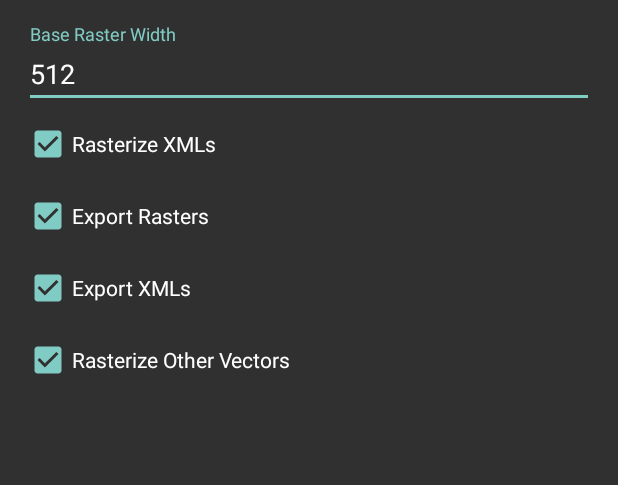
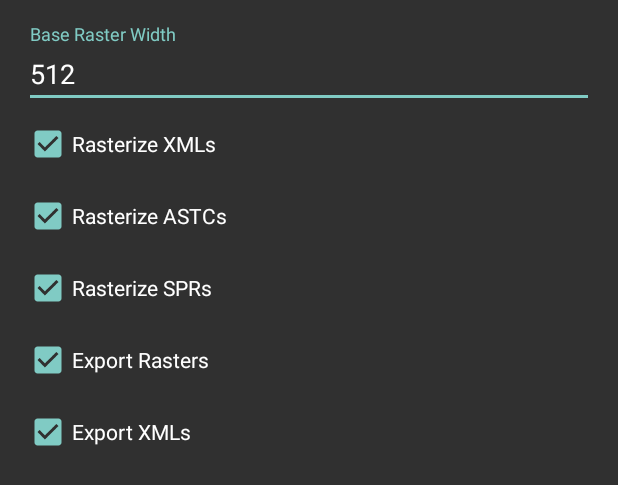
Before and after one commit to zacharee/SPRViewer, an Android app: the layout pixel_input.xml on its own in the app's theme, with its tools: preview values and no code run, on a phone screen of 412 x 824 dp. Shown: the top 485 px of the screen. Run offline under Robolectric (Android 15) with nearby library versions, the phone set to English and light mode, and no system bars.

Commit message:
Separate "Rasterize Other Vectors" into ASTCs and SPRs

```diff
--- a/app/src/main/java/tk/zwander/sprviewer/views/BaseDimensionInputDialog.kt
+++ b/app/src/main/java/tk/zwander/sprviewer/views/BaseDimensionInputDialog.kt
@@ -8,7 +8,7 @@ import tk.zwander.sprviewer.R
 
 class BaseDimensionInputDialog(
     context: Context,
-    okListener: (dimen: Int, rasterizeXmls: Boolean, exportRasters: Boolean, exportXmls: Boolean, rasterizeOthers: Boolean) -> Unit
+    okListener: (dimen: Int, rasterizeXmls: Boolean, exportRasters: Boolean, exportXmls: Boolean, rasterizeAstcs: Boolean, rasterizeSprs: Boolean) -> Unit
 ) : AlertDialog.Builder(context) {
     init {
         val view = LayoutInflater.from(context).inflate(R.layout.pixel_input, null)
@@ -21,7 +21,8 @@ class BaseDimensionInputDialog(
                 view.rasterize_xmls.isChecked,
                 view.export_rasters.isChecked,
                 view.export_xmls.isChecked,
-                view.rasterize_others.isChecked
+                view.rasterize_astc.isChecked,
+                view.rasterize_spr.isChecked
             )
         }
 
--- a/app/src/main/res/layout/pixel_input.xml
+++ b/app/src/main/res/layout/pixel_input.xml
@@ -30,6 +30,22 @@
         />
 
     <CheckBox
+        android:id="@+id/rasterize_astc"
+        android:layout_width="match_parent"
+        android:layout_height="?android:listPreferredItemHeightSmall"
+        android:checked="true"
+        android:text="@string/rasterize_astcs"
+        />
+
+    <CheckBox
+        android:id="@+id/rasterize_spr"
+        android:layout_width="match_parent"
+        android:layout_height="?android:listPreferredItemHeightSmall"
+        android:checked="true"
+        android:text="@string/rasterize_sprs"
+        />
+
+    <CheckBox
         android:id="@+id/export_rasters"
         android:layout_width="match_parent"
         android:layout_height="?android:listPreferredItemHeightSmall"
@@ -45,12 +61,4 @@
         android:text="@string/export_xmls"
         />
 
-    <CheckBox
-        android:id="@+id/rasterize_others"
-        android:layout_width="match_parent"
-        android:layout_height="?android:listPreferredItemHeightSmall"
-        android:checked="true"
-        android:text="@string/rasterize_other_vectors"
-        />
-
 </LinearLayout>
--- a/app/src/main/res/values/strings.xml
+++ b/app/src/main/res/values/strings.xml
@@ -11,7 +11,8 @@
     <string name="rasterize_xmls">Rasterize XMLs</string>
     <string name="export_rasters">Export Rasters</string>
     <string name="export_xmls">Export XMLs</string>
-    <string name="rasterize_other_vectors">Rasterize Other Vectors</string>
+    <string name="rasterize_astcs">Rasterize ASTCs</string>
+    <string name="rasterize_sprs">Rasterize SPRs</string>
 
     <string name="load_image_error">Unable to load image</string>
     <string name="enter_dimensions">Enter export dimensions</string>
```
Also changed, not shown: app/src/main/java/tk/zwander/sprviewer/ui/activities/DrawableListActivity.kt (+7 -4 lines).
